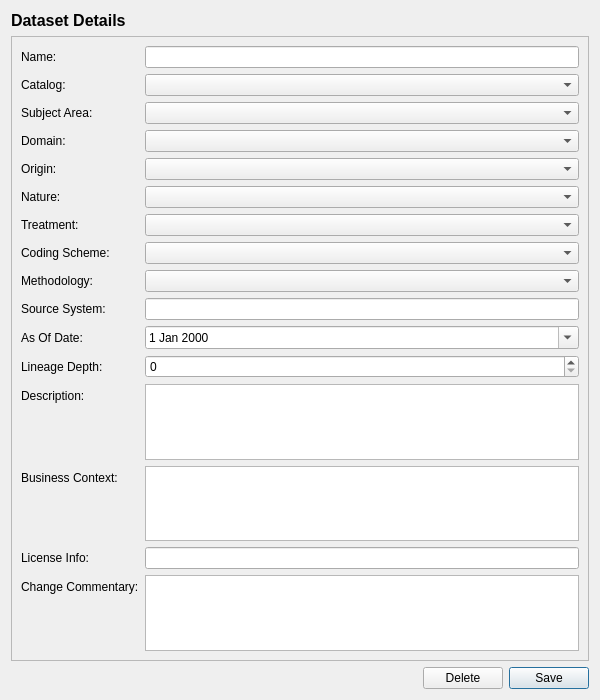
Old version of the form projects/ores.qt/ui/DatasetDetailDialog.ui in the repository OreStudio/OreStudio.
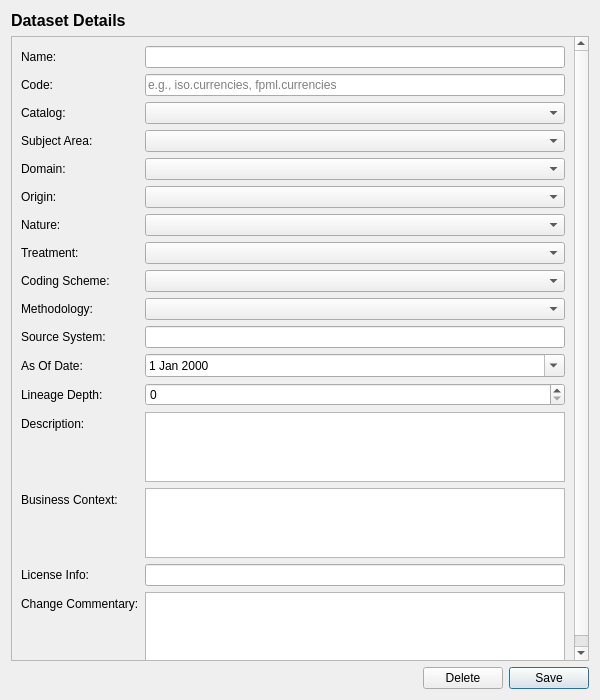
New version of the form.

Commit message:
[qt] Add dataset code field to UI and show names in dependency graph
- Add Code field to DatasetDetailDialog form (required field)
- Show dataset name alongside code in dependency graph nodes
- Pass code-to-name lookup from DataLibrarianWindow to DatasetViewDialog

The edit to the form file:
```diff
--- a/projects/ores.qt/ui/DatasetDetailDialog.ui
+++ b/projects/ores.qt/ui/DatasetDetailDialog.ui
@@ -49,121 +49,138 @@
         </widget>
        </item>
        <item row="1" column="0">
+        <widget class="QLabel" name="codeLabel">
+         <property name="text">
+          <string>Code:</string>
+         </property>
+        </widget>
+       </item>
+       <item row="1" column="1">
+        <widget class="QLineEdit" name="codeEdit">
+         <property name="maxLength">
+          <number>255</number>
+         </property>
+         <property name="placeholderText">
+          <string>e.g., iso.currencies, fpml.currencies</string>
+         </property>
+        </widget>
+       </item>
+       <item row="2" column="0">
         <widget class="QLabel" name="catalogLabel">
          <property name="text">
           <string>Catalog:</string>
          </property>
         </widget>
        </item>
-       <item row="1" column="1">
+       <item row="2" column="1">
         <widget class="QComboBox" name="catalogCombo"/>
        </item>
-       <item row="2" column="0">
+       <item row="3" column="0">
         <widget class="QLabel" name="subjectAreaLabel">
          <property name="text">
           <string>Subject Area:</string>
          </property>
         </widget>
        </item>
-       <item row="2" column="1">
+       <item row="3" column="1">
         <widget class="QComboBox" name="subjectAreaCombo"/>
        </item>
-       <item row="3" column="0">
+       <item row="4" column="0">
         <widget class="QLabel" name="domainLabel">
          <property name="text">
           <string>Domain:</string>
          </property>
         </widget>
        </item>
-       <item row="3" column="1">
+       <item row="4" column="1">
         <widget class="QComboBox" name="domainCombo"/>
        </item>
-       <item row="4" column="0">
+       <item row="5" column="0">
         <widget class="QLabel" name="originLabel">
          <property name="text">
           <string>Origin:</string>
          </property>
         </widget>
        </item>
-       <item row="4" column="1">
+       <item row="5" column="1">
         <widget class="QComboBox" name="originCombo"/>
        </item>
-       <item row="5" column="0">
+       <item row="6" column="0">
         <widget class="QLabel" name="natureLabel">
          <property name="text">
           <string>Nature:</string>
          </property>
         </widget>
        </item>
-       <item row="5" column="1">
+       <item row="6" column="1">
         <widget class="QComboBox" name="natureCombo"/>
        </item>
-       <item row="6" column="0">
+       <item row="7" column="0">
         <widget class="QLabel" name="treatmentLabel">
          <property name="text">
           <string>Treatment:</string>
          </property>
         </widget>
        </item>
-       <item row="6" column="1">
+       <item row="7" column="1">
         <widget class="QComboBox" name="treatmentCombo"/>
        </item>
-       <item row="7" column="0">
+       <item row="8" column="0">
         <widget class="QLabel" name="codingSchemeLabel">
          <property name="text">
           <string>Coding Scheme:</string>
          </property>
         </widget>
        </item>
-       <item row="7" column="1">
+       <item row="8" column="1">
         <widget class="QComboBox" name="codingSchemeCombo"/>
        </item>
-       <item row="8" column="0">
+       <item row="9" column="0">
         <widget class="QLabel" name="methodologyLabel">
          <property name="text">
           <string>Methodology:</string>
          </property>
         </widget>
        </item>
-       <item row="8" column="1">
+       <item row="9" column="1">
         <widget class="QComboBox" name="methodologyCombo"/>
        </item>
-       <item row="9" column="0">
+       <item row="10" column="0">
         <widget class="QLabel" name="sourceSystemLabel">
          <property name="text">
           <string>Source System:</string>
          </property>
         </widget>
        </item>
-       <item row="9" column="1">
+       <item row="10" column="1">
         <widget class="QLineEdit" name="sourceSystemEdit">
          <property name="maxLength">
           <number>255</number>
          </property>
         </widget>
        </item>
-       <item row="10" column="0">
+       <item row="11" column="0">
         <widget class="QLabel" name="asOfDateLabel">
          <property name="text">
           <string>As Of Date:</string>
          </property>
         </widget>
        </item>
-       <item row="10" column="1">
+       <item row="11" column="1">
         <widget class="QDateEdit" name="asOfDateEdit">
          <property name="calendarPopup">
           <bool>true</bool>
          </property>
         </widget>
        </item>
-       <item row="11" column="0">
+       <item row="12" column="0">
         <widget class="QLabel" name="lineageDepthLabel">
          <property name="text">
           <string>Lineage Depth:</string>
          </property>
         </widget>
        </item>
-       <item row="11" column="1">
+       <item row="12" column="1">
         <widget class="QSpinBox" name="lineageDepthSpin">
          <property name="minimum">
           <number>0</number>
@@ -173,56 +190,56 @@
          </property>
         </widget>
        </item>
-       <item row="12" column="0">
+       <item row="13" column="0">
         <widget class="QLabel" name="descriptionLabel">
          <property name="text">
           <string>Description:</string>
          </property>
         </widget>
        </item>
-       <item row="12" column="1">
+       <item row="13" column="1">
         <widget class="QPlainTextEdit" name="descriptionEdit">
          <property name="maximumHeight">
           <number>60</number>
          </property>
         </widget>
        </item>
-       <item row="13" column="0">
+       <item row="14" column="0">
         <widget class="QLabel" name="businessContextLabel">
          <property name="text">
           <string>Business Context:</string>
          </property>
         </widget>
        </item>
-       <item row="13" column="1">
+       <item row="14" column="1">
         <widget class="QPlainTextEdit" name="businessContextEdit">
          <property name="maximumHeight">
           <number>60</number>
          </property>
         </widget>
        </item>
-       <item row="14" column="0">
+       <item row="15" column="0">
         <widget class="QLabel" name="licenseLabel">
          <property name="text">
           <string>License Info:</string>
          </property>
         </widget>
        </item>
-       <item row="14" column="1">
+       <item row="15" column="1">
         <widget class="QLineEdit" name="licenseEdit">
          <property name="maxLength">
           <number>255</number>
          </property>
         </widget>
        </item>
-       <item row="15" column="0">
+       <item row="16" column="0">
         <widget class="QLabel" name="commentaryLabel">
          <property name="text">
           <string>Change Commentary:</string>
          </property>
         </widget>
        </item>
-       <item row="15" column="1">
+       <item row="16" column="1">
         <widget class="QPlainTextEdit" name="commentaryEdit">
          <property name="maximumHeight">
           <number>60</number>
```
The commit also changes 4 other files.
